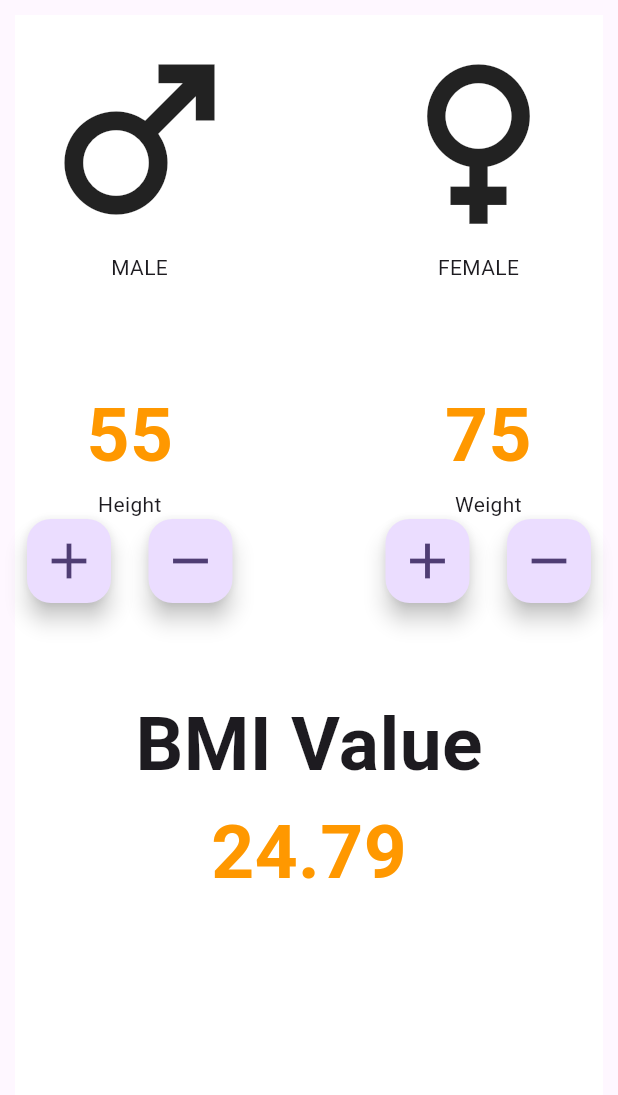
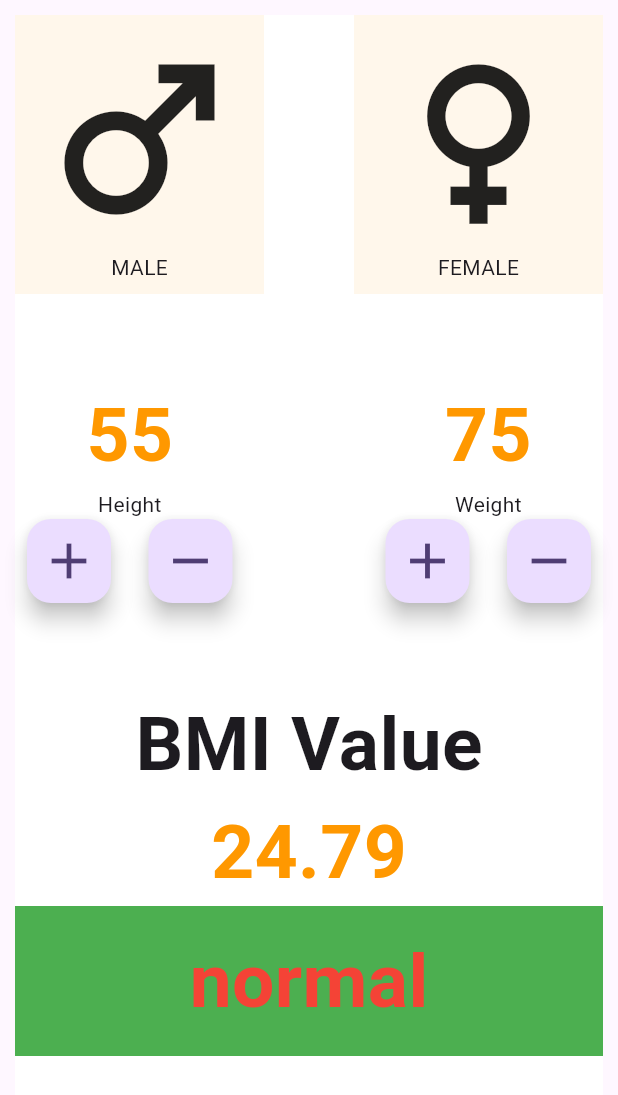
Before and after one commit to ASHAN2021/BMI_cal, a Flutter app: the screen it shows after launch, on a phone screen of 412 x 824 dp. Shown: the top 1095 px of the screen. Run offline on Flutter 3.47's test engine with Material 3 defaults, Android fonts, the phone set to English and light mode, and no system bars.

Commit message:
more complete app in now

```diff
--- a/bmi_calculator/lib/main_page.dart
+++ b/bmi_calculator/lib/main_page.dart
@@ -11,7 +11,9 @@ class MainPage extends StatefulWidget {
 class _MainPageState extends State<MainPage> {
   int height = 55;
   int weight = 75;
+  String gender = '';
   late double bmivalue = bmicalculate(height: height, weight: weight);
+  String result = '';
 
   @override
   Widget build(BuildContext context) {
@@ -22,11 +24,21 @@ class _MainPageState extends State<MainPage> {
           child: Container(
             color: Colors.white,
             child: Column(children: [
-              const Row(
+              Row(
                 children: [
-                  Padding(
+                  GestureDetector(
+                    onTap: () {
+                      print("Male");
+                      setState(() {
+                        gender = 'M';
+                      });
+                    },
+                    child: Container(
+                      color: gender == 'M'
+                          ? Colors.orange.withAlpha(150)
+                          : Colors.orange.withAlpha(20),
                       padding: EdgeInsets.all(8.0),
-                    child: Column(
+                      child: const Column(
                         children: [
                           Icon(
                             Icons.male,
@@ -36,14 +48,26 @@ class _MainPageState extends State<MainPage> {
                         ],
                       ),
                     ),
-                  Spacer(),
-                  Padding(
-                    padding: EdgeInsets.all(8.0),
-                    child: Column(
+                  ),
+                  const Spacer(),
+                  GestureDetector(
+                    onTap: () {
+                      print("Female");
+                      setState(() {
+                        gender = 'F';
+                      });
+                    },
+                    child: Container(
+                      color: gender == 'F'
+                          ? Colors.orange.withAlpha(150)
+                          : Colors.orange.withAlpha(20),
+                      padding: const EdgeInsets.all(8.0),
+                      child: const Column(
                         children: [
                           Icon(Icons.female, size: 150),
                           Text("FEMALE"),
                         ],
+                      ),
                     ),
                   ),
                 ],
@@ -149,6 +173,20 @@ class _MainPageState extends State<MainPage> {
                     bmivalue.toStringAsFixed(2),
                     style: kTextstyle,
                   ),
+                  Container(
+                    height: 100,
+                    width: double.infinity,
+                    color: Colors.green,
+                    child: Center(
+                      child: Text(
+                        getresult(bmivalue),
+                        style: const TextStyle(
+                            color: Colors.red,
+                            fontSize: 50,
+                            fontWeight: FontWeight.bold),
+                      ),
+                    ),
+                  ),
                 ],
               )
             ]),
@@ -162,3 +200,13 @@ class _MainPageState extends State<MainPage> {
 double bmicalculate({required int height, required int weight}) {
   return (weight / (height * height)) * 1000;
 }
+
+String getresult(bmivalue) {
+  if (bmivalue >= 25) {
+    return 'overweight';
+  } else if (bmivalue >= 18.5) {
+    return 'normal';
+  } else {
+    return 'underweight';
+  }
+}
```
Lines whose indentation alone changed are shown as unchanged.
